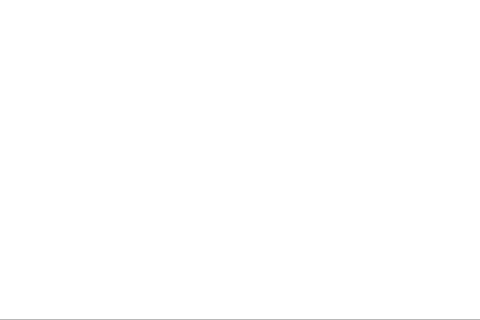
Before: the Qt Designer form Juego/seleccion.ui in jjsv20/ProyectoFinal, drawn with Qt 5; both pictures show x 291 to 771 and y 400 to 720 of the 1080 by 720 pixel window.
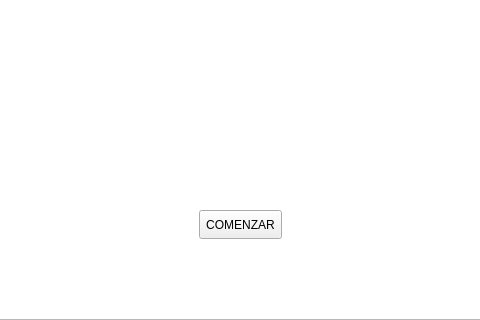
After: the same form once the commit is applied.

```diff
--- a/Juego/seleccion.ui
+++ b/Juego/seleccion.ui
@@ -62,10 +62,24 @@
     <string>GOKU</string>
    </property>
   </widget>
+  <widget class="QPushButton" name="btnComenzar">
+   <property name="geometry">
+    <rect>
+     <x>490</x>
+     <y>610</y>
+     <width>83</width>
+     <height>29</height>
+    </rect>
+   </property>
+   <property name="text">
+    <string>COMENZAR</string>
+   </property>
+  </widget>
   <zorder>graphicsView</zorder>
   <zorder>regresar</zorder>
   <zorder>btnKrilin</zorder>
   <zorder>bthGoku</zorder>
+  <zorder>btnComenzar</zorder>
  </widget>
  <resources/>
  <connections/>
```
